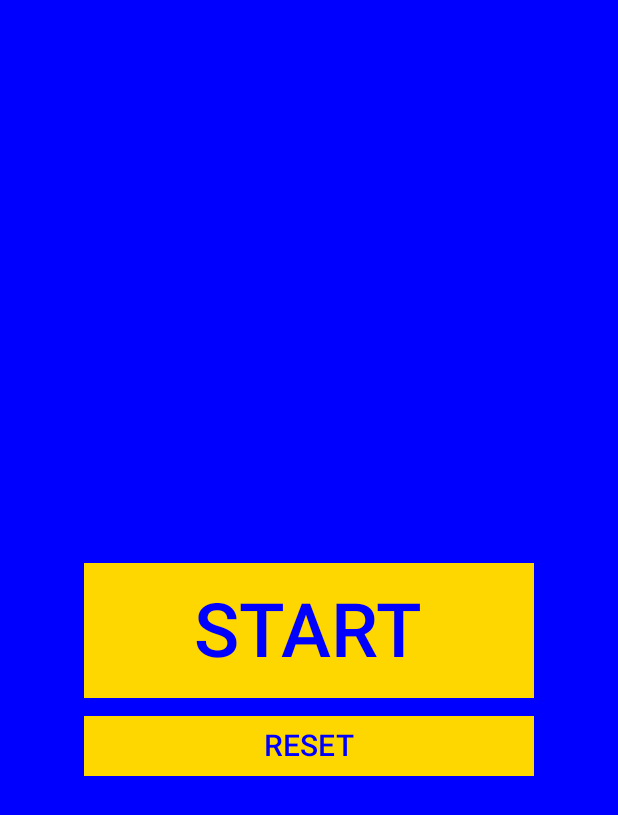
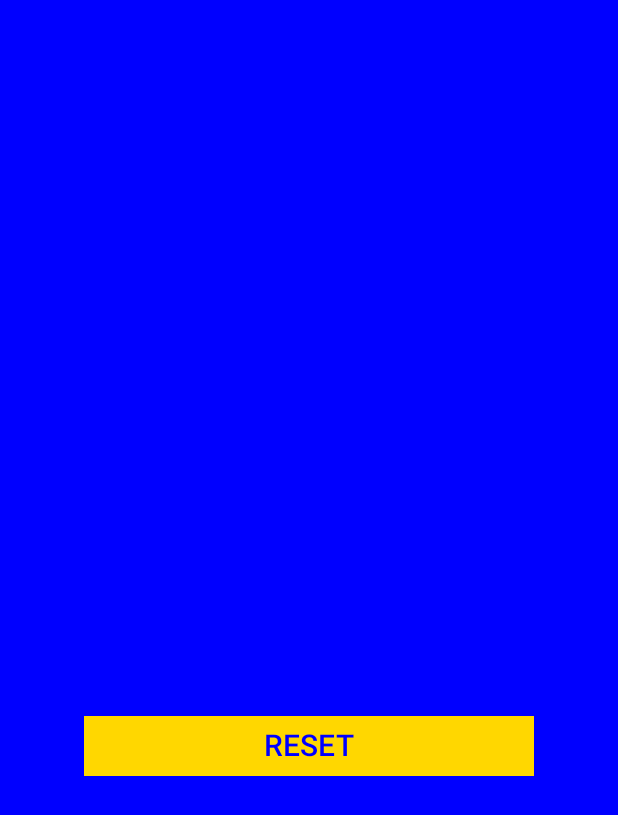
Before and after one commit to 1aksn/DJTimer, an Android app built with Jetpack Compose: the TimerCountScreen screen opened through its navigation route, on a phone screen of 412 x 824 dp. Shown: the top 815 px of the screen. Run offline under Robolectric (Android 15) with nearby library versions, the phone set to English and light mode, and no system bars; our stand-ins replace Dagger/Hilt's generated code.

Commit message:
start/stopボタンの表示判定を追加

```diff
--- a/app/src/main/java/com/example/djtimer/ui/TimerCountScreen.kt
+++ b/app/src/main/java/com/example/djtimer/ui/TimerCountScreen.kt
@@ -39,6 +39,8 @@ import androidx.compose.material3.MaterialTheme
 import androidx.compose.runtime.remember
 import androidx.compose.ui.Alignment
 import androidx.compose.ui.graphics.Color
+import androidx.compose.ui.graphics.TransformOrigin
+import androidx.compose.ui.graphics.graphicsLayer
 import androidx.compose.ui.res.stringResource
 import androidx.compose.ui.unit.sp
 import androidx.navigation.NavBackStackEntry
@@ -188,7 +190,20 @@ fun StartStopButton(viewModel: DJTimerViewModel) {
     HideSystemBars()
     val timerState by viewModel.timerState.collectAsState()
     val isRunning = timerState == TimerState.InProgress
+    // Scaleアニメーションの値を設定
+    val scaleYanime by animateFloatAsState(
+        targetValue = if (timerState == TimerState.InProgress) 1f else 0f,
+        animationSpec = tween(durationMillis = 500),
+        label = "scaleY"
+    )
 
+    Box(
+        modifier = Modifier
+            .graphicsLayer {
+                scaleY = scaleYanime
+                transformOrigin = TransformOrigin(0.5f, 1f)  // 下端基準（アンカーポイントを下）
+            }
+    ) {
         Button(
             onClick = {
                 if (isRunning) viewModel.stopTimer()
@@ -201,8 +216,11 @@ fun StartStopButton(viewModel: DJTimerViewModel) {
             shape = RoundedCornerShape(0.dp),
             modifier = Modifier.width(300.dp).height(90.dp)
         ) {
-        Text(if (isRunning) stringResource(id = R.string.stop) else stringResource(id = R.string.start) ,
-            fontSize = 50.sp)
+            Text(
+                if (isRunning) stringResource(id = R.string.stop) else stringResource(id = R.string.start),
+                fontSize = 50.sp
+            )
+        }
     }
 }
 
```
Lines whose indentation alone changed are shown as unchanged.
